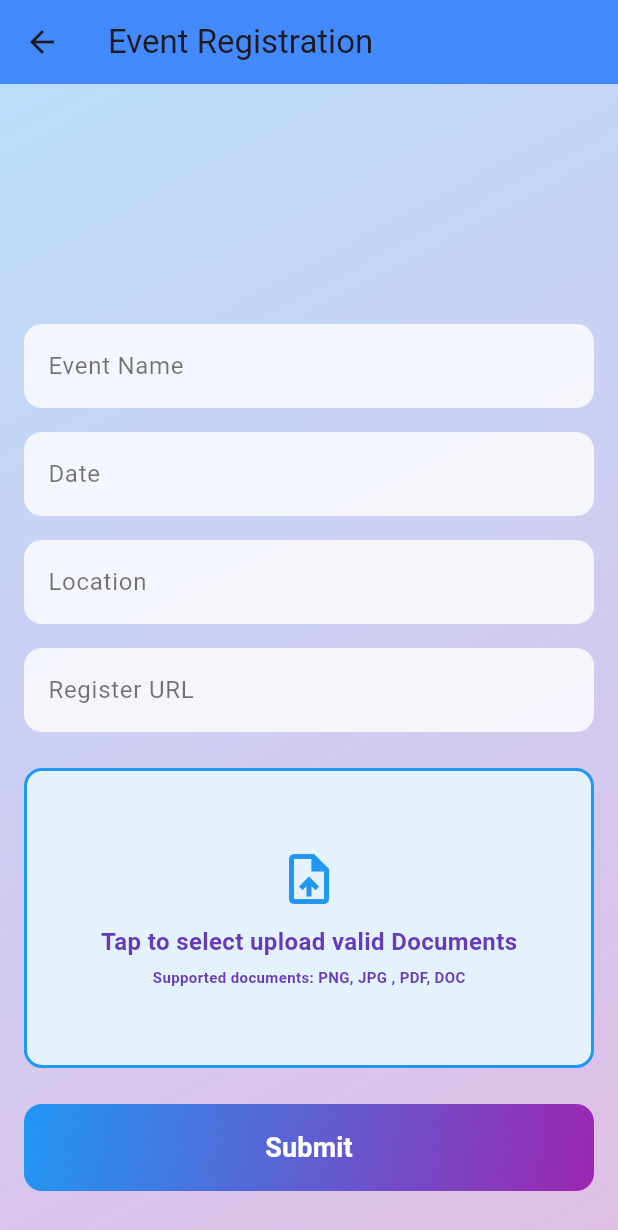
After one commit to fudedevelopments/necuser, a Flutter app: the screen it shows after launch, item 2 of the bottom bar chosen, after a tap on the "add" icon, on a phone screen of 412 x 824 dp. The commit adds this screen. Shown: the top 1230 px of the screen. Run offline on Flutter 3.47's test engine with Material 3 defaults, Android fonts, the phone set to English and light mode, and no system bars; our stand-ins replace bloc, carousel_slider, file_picker, flutter_bloc; missing offline and left inert: amplify_api, amplify_auth_cognito, amplify_authenticator, amplify_core, amplify_flutter, amplify_storage_s3.

Commit message:
file picker and textfield added for events

```diff
--- /dev/null
+++ b/lib/permission/ui/events_permission.dart
@@ -0,0 +1,168 @@
+import 'package:amplify_flutter/amplify_flutter.dart';
+import 'package:flutter/material.dart';
+import 'package:necuser/permission/ui/file_pick.dart';
+
+class ElegantForm extends StatefulWidget {
+  const ElegantForm({super.key});
+
+  @override
+  // ignore: library_private_types_in_public_api
+  _ElegantFormState createState() => _ElegantFormState();
+}
+
+class _ElegantFormState extends State<ElegantForm>
+    with SingleTickerProviderStateMixin {
+  final TextEditingController _studentNameController = TextEditingController();
+  final TextEditingController _emailController = TextEditingController();
+  final TextEditingController _eventNameController = TextEditingController();
+  final TextEditingController _dateController = TextEditingController();
+  final TextEditingController _locationController = TextEditingController();
+  final TextEditingController _registerUrlController = TextEditingController();
+
+  late AnimationController _animationController;
+  late Animation<double> _animation;
+
+  @override
+  void dispose() {
+    _studentNameController.dispose();
+    _emailController.dispose();
+    _eventNameController.dispose();
+    _dateController.dispose();
+    _locationController.dispose();
+    _registerUrlController.dispose();
+    _animationController.dispose();
+    super.dispose();
+  }
+
+  @override
+  void initState() {
+    super.initState();
+    _animationController =
+        AnimationController(vsync: this, duration: const Duration(seconds: 1));
+    _animation =
+        CurvedAnimation(parent: _animationController, curve: Curves.easeInOut);
+    fetchCurrentUserAttributes();
+  }
+
+  Future<void> fetchCurrentUserAttributes() async {
+    try {
+      final result = await Amplify.Auth.fetchUserAttributes();
+      result;
+      for (final element in result) {
+        if (element.userAttributeKey.toString() == "email") {
+          setState(() {
+            _emailController.text = element.value;
+          });
+        } else if (element.userAttributeKey.toString() == "sub") {
+          setState(() {
+            _studentNameController.text = element.value;
+          });
+        }
+      }
+
+      _animationController.forward();
+    } on AuthException catch (e) {
+      safePrint('Error fetching user attributes: ${e.message}');
+    }
+  }
+
+  @override
+  Widget build(BuildContext context) {
+    return Scaffold(
+      appBar: AppBar(
+        title: const Text('Event Registration'),
+        backgroundColor: Colors.blueAccent,
+      ),
+      body: SingleChildScrollView(
+        child: Container(
+          padding: const EdgeInsets.all(16),
+          decoration: BoxDecoration(
+            gradient: LinearGradient(
+              colors: [Colors.blue.shade100, Colors.purple.shade100],
+              begin: Alignment.topLeft,
+              end: Alignment.bottomRight,
+            ),
+          ),
+          child: Column(
+            children: [
+              // Apply animation
+              FadeTransition(
+                opacity: _animation,
+                child: _buildTextField('Student Name', _studentNameController,
+                    isReadOnly: true),
+              ),
+              const SizedBox(height: 16),
+              FadeTransition(
+                opacity: _animation,
+                child: _buildTextField('Student Email', _emailController,
+                    isReadOnly: true),
+              ),
+              const SizedBox(height: 16),
+              _buildTextField('Event Name', _eventNameController),
+              const SizedBox(height: 16),
+              _buildTextField('Date', _dateController),
+              const SizedBox(height: 16),
+              _buildTextField('Location', _locationController),
+              const SizedBox(height: 16),
+              _buildTextField('Register URL', _registerUrlController),
+              const SizedBox(height: 24),
+              const FilePickerBoxUI(),
+              const SizedBox(height: 24),
+              _buildGradientButton('Submit'),
+              const SizedBox(height: 20),
+            ],
+          ),
+        ),
+      ),
+    );
+  }
+
+  Widget _buildTextField(String label, TextEditingController controller,
+      {bool isReadOnly = false}) {
+    return TextField(
+      controller: controller,
+      readOnly: isReadOnly,
+      decoration: InputDecoration(
+        labelText: label,
+        filled: true,
+        fillColor: isReadOnly
+            ? Colors.grey.shade300.withOpacity(0.8)
+            : Colors.white.withOpacity(0.8),
+        border: OutlineInputBorder(
+          borderRadius: BorderRadius.circular(12),
+          borderSide: BorderSide.none,
+        ),
+        labelStyle: const TextStyle(color: Colors.black54),
+      ),
+    );
+  }
+
+  Widget _buildGradientButton(String text) {
+    return Container(
+      width: double.infinity,
+      decoration: BoxDecoration(
+        gradient: const LinearGradient(
+          colors: [Colors.blue, Colors.purple],
+          begin: Alignment.topLeft,
+          end: Alignment.bottomRight,
+        ),
+        borderRadius: BorderRadius.circular(12),
+      ),
+      child: ElevatedButton(
+        onPressed: () {
+
+        },
+        style: ElevatedButton.styleFrom(
+          padding: const EdgeInsets.symmetric(vertical: 16),
+          backgroundColor: Colors.transparent,
+          shadowColor: Colors.transparent,
+        ),
+        child: Text(
+          text,
+          style: const TextStyle(
+              fontSize: 18, fontWeight: FontWeight.bold, color: Colors.white),
+        ),
+      ),
+    );
+  }
+}
--- a/lib/permission/ui/file_pick.dart
+++ b/lib/permission/ui/file_pick.dart
@@ -46,7 +46,7 @@ class _FilePickerBoxUIState extends State<FilePickerBoxUI> {
       children: [
         Container(
           padding: const EdgeInsets.all(10),
-          height: 150,
+          height: 200,
           decoration: BoxDecoration(
             color: Colors.blue[50],
             border: Border.all(color: Colors.blue, width: 2),
--- a/lib/permission/ui/permission_page.dart
+++ b/lib/permission/ui/permission_page.dart
@@ -1,7 +1,6 @@
-
 import 'package:flutter/material.dart';
-import 'package:necuser/permission/ui/file_pick.dart';
-
+import 'package:necuser/permission/ui/events_permission.dart';
+import 'package:necuser/utils.dart';
 
 class PermissionsPage extends StatefulWidget {
   const PermissionsPage({super.key});
@@ -13,14 +12,19 @@ class PermissionsPage extends StatefulWidget {
 class _PermissionsPageState extends State<PermissionsPage> {
   @override
   Widget build(BuildContext context) {
-    return const Scaffold(
-      body: SafeArea(
+    return  Scaffold(
+      floatingActionButton: FloatingActionButton(onPressed: (){
+        navigationpush(context, const ElegantForm());
+      },
+      tooltip: "Make a Permission Request", child: const Icon(Icons.add),
+      ),
+      body: const SafeArea(
         child: Padding(
           padding: EdgeInsets.all(16.0),
           child: Column(
             crossAxisAlignment: CrossAxisAlignment.center,
             children: [
-             FilePickerBoxUI()
+
             ],
           ),
         ),
```
